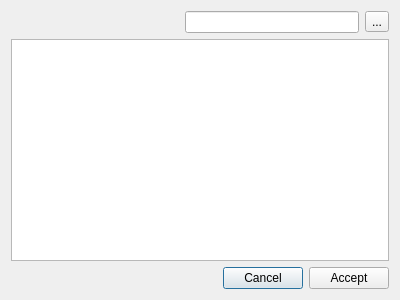
Qt form src-qt4/EasyPBI-devel/pkgSelect.ui (trueos/pcbsd) before a commit.
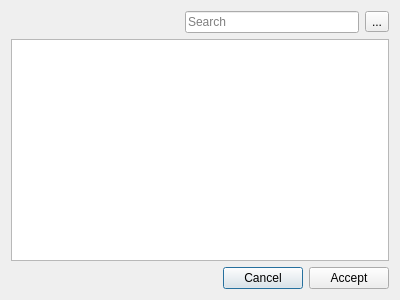
The same form after that commit. Icons and pictures are not drawn.

```diff
--- a/src-qt4/EasyPBI-devel/pkgSelect.ui
+++ b/src-qt4/EasyPBI-devel/pkgSelect.ui
@@ -34,7 +34,11 @@
       </spacer>
      </item>
      <item>
-      <widget class="QLineEdit" name="line_search"/>
+      <widget class="QLineEdit" name="line_search">
+       <property name="placeholderText">
+        <string>Search</string>
+       </property>
+      </widget>
      </item>
      <item>
       <widget class="QToolButton" name="tool_search">
```
Left out of the diff: 12 changed lines with no effect on the pictures.
